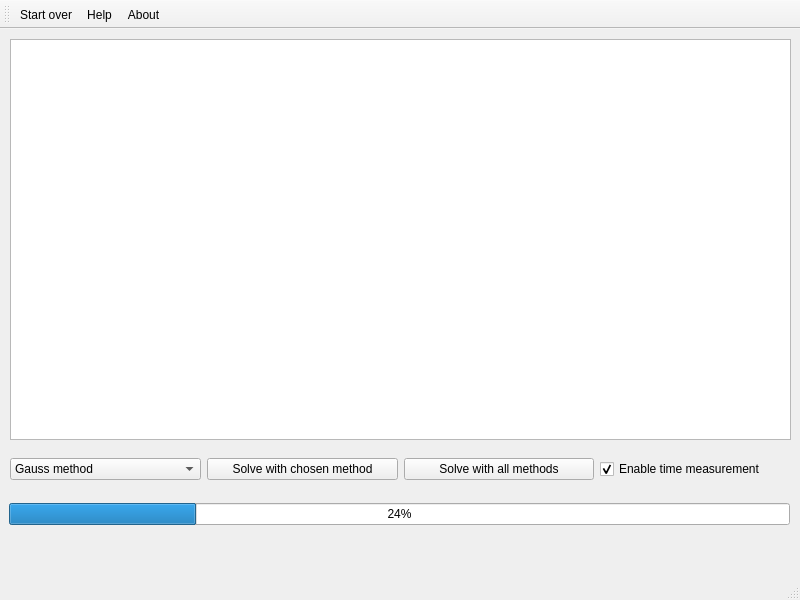
Qt form 02_systems/ui/mainwindow.ui (vla5924-practice/computational-methods) before a commit.
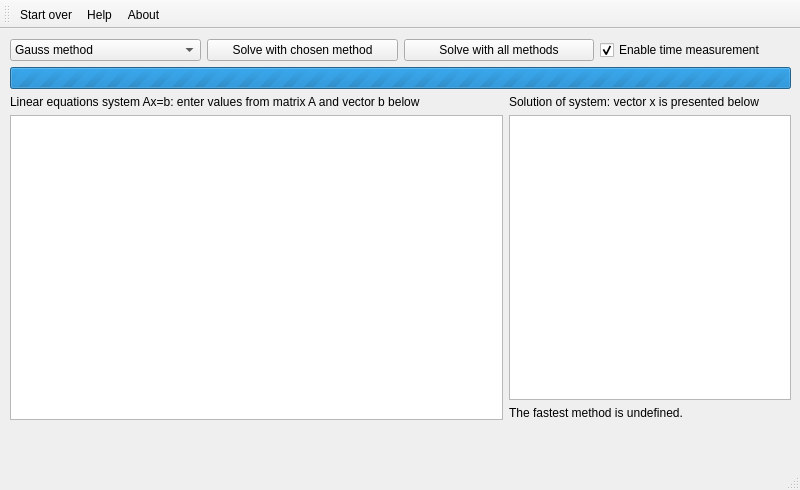
The same form after that commit.

Commit message: mainwindow tools & generics

Diff of the .ui file:
```diff
--- a/02_systems/ui/mainwindow.ui
+++ b/02_systems/ui/mainwindow.ui
@@ -7,32 +7,24 @@
     <x>0</x>
     <y>0</y>
     <width>800</width>
-    <height>600</height>
+    <height>490</height>
    </rect>
   </property>
   <property name="windowTitle">
    <string>MainWindow</string>
   </property>
   <widget class="QWidget" name="centralwidget">
-   <widget class="QTableView" name="table_system">
+   <widget class="QWidget" name="verticalLayoutWidget">
     <property name="geometry">
      <rect>
       <x>10</x>
       <y>10</y>
       <width>781</width>
-      <height>401</height>
+      <height>381</height>
      </rect>
     </property>
-   </widget>
-   <widget class="QWidget" name="horizontalLayoutWidget">
-    <property name="geometry">
-     <rect>
-      <x>10</x>
-      <y>420</y>
-      <width>781</width>
-      <height>41</height>
-     </rect>
-    </property>
+    <layout class="QVBoxLayout" name="verticalLayout">
+     <item>
     <layout class="QHBoxLayout" name="horizontalLayout">
      <item>
       <widget class="QComboBox" name="combobox_method">
@@ -93,26 +85,65 @@
       </widget>
      </item>
     </layout>
-   </widget>
-   <widget class="QWidget" name="horizontalLayoutWidget_2">
-    <property name="geometry">
-     <rect>
-      <x>9</x>
-      <y>470</y>
-      <width>781</width>
-      <height>31</height>
-     </rect>
-    </property>
+     </item>
+     <item>
     <layout class="QHBoxLayout" name="horizontalLayout_2">
      <item>
       <widget class="QProgressBar" name="progress">
        <property name="enabled">
         <bool>true</bool>
        </property>
+         <property name="maximum">
+          <number>0</number>
+         </property>
        <property name="value">
-        <number>24</number>
-       </property>
-      </widget>
+          <number>0</number>
+         </property>
+         <property name="textVisible">
+          <bool>false</bool>
+         </property>
+        </widget>
+       </item>
+      </layout>
+     </item>
+     <item>
+      <layout class="QHBoxLayout" name="horizontalLayout_3">
+       <item>
+        <layout class="QVBoxLayout" name="vlayout_system">
+         <item>
+          <widget class="QLabel" name="label_system">
+           <property name="text">
+            <string>Linear equations system Ax=b: enter values from matrix A and vector b below                         </string>
+           </property>
+          </widget>
+         </item>
+         <item>
+          <widget class="QTableView" name="table_system"/>
+         </item>
+        </layout>
+       </item>
+       <item>
+        <layout class="QVBoxLayout" name="vlayout_solution">
+         <item>
+          <widget class="QLabel" name="label_solution">
+           <property name="text">
+            <string>Solution of system: vector x is presented below</string>
+           </property>
+          </widget>
+         </item>
+         <item>
+          <widget class="QTableView" name="table_solution"/>
+         </item>
+         <item>
+          <widget class="QLabel" name="label_fastest_method">
+           <property name="text">
+            <string>The fastest method is undefined.</string>
+           </property>
+          </widget>
+         </item>
+        </layout>
+       </item>
+      </layout>
      </item>
     </layout>
    </widget>
```
Left out of the diff: 2 changed lines with no effect on the pictures. Lines whose indentation alone changed are shown as unchanged. The commit also changes 2 other files.
